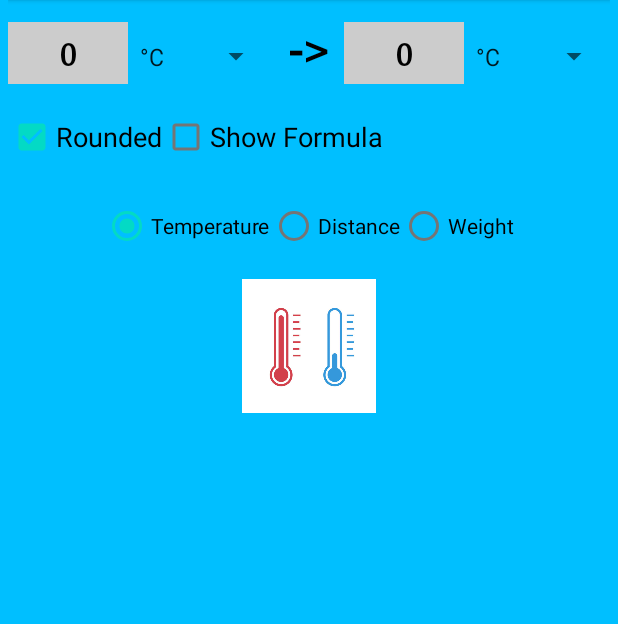
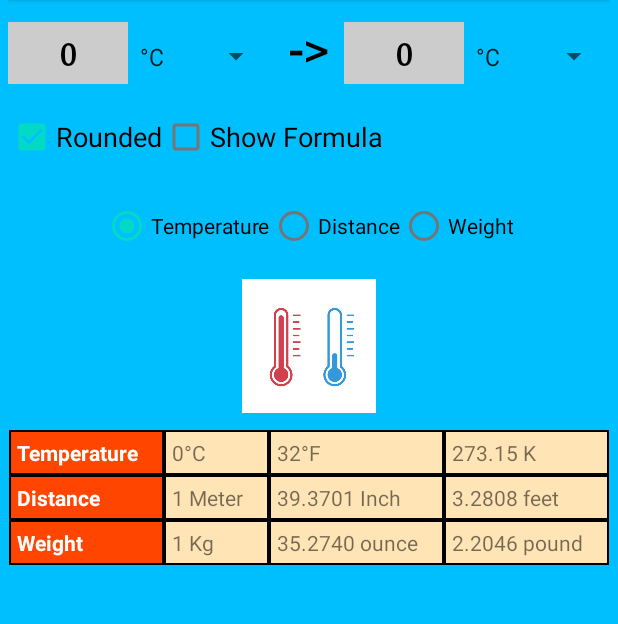
Before and after one commit to SpextrumSecurity/BasicAppX2, an Android app: the screen it shows after launch (MainActivity), on a phone screen of 412 x 824 dp, the part 251-875 px from its top. Run offline under Robolectric (Android 15) with nearby library versions, the phone set to English and light mode, and no system bars.

Commit message:
Drawable resource and Table layout - END OF A1 Practice

```diff
--- /dev/null
+++ b/app/src/main/res/drawable-v24/cell_style.xml
@@ -0,0 +1,13 @@
+<?xml version="1.0" encoding="utf-8"?>
+<shape
+        xmlns:android="http://schemas.android.com/apk/res/android"
+        android:shape= "rectangle"  >
+
+    <gradient
+        android:angle="90"
+        android:startColor="#FFE4B5"
+        android:centerColor="#FFE4B5"
+        android:endColor="#FFE4B5"
+        android:type="linear" />
+    <stroke android:width="1dp"  android:color="#000000"/>
+</shape>
--- /dev/null
+++ b/app/src/main/res/drawable-v24/header_style.xml
@@ -0,0 +1,12 @@
+<?xml version="1.0" encoding="utf-8"?>
+<shape
+        xmlns:android="http://schemas.android.com/apk/res/android"
+        android:shape= "rectangle"  >
+    <gradient
+        android:angle="90"
+        android:startColor="#FF4500"
+        android:centerColor="#FF4500"
+        android:endColor="#FF4500"
+        android:type="linear" />
+    <stroke android:width="1dp"  android:color="#000000"/>
+</shape>
--- a/app/src/main/res/layout/activity_main.xml
+++ b/app/src/main/res/layout/activity_main.xml
@@ -169,7 +169,113 @@
     <TableLayout
         android:id="@+id/table"
         android:layout_width="wrap_content"
-        android:layout_height="wrap_content">
+        android:layout_height="wrap_content"
+        android:layout_below="@id/img"
+        android:layout_centerHorizontal="true"
+        android:layout_marginTop="5pt"
+        android:stretchColumns="*">
+
+        <TableRow>
+            <TextView
+                android:id="@+id/tv11"
+                android:layout_width="wrap_content"
+                android:layout_height="wrap_content"
+                android:background="@drawable/header_style"
+                android:padding="5dp"
+                android:text="@string/rbTemp"
+                android:textColor="#FFFFFF"
+                android:textStyle="bold"/>
+
+            <TextView
+                android:id="@+id/tv12"
+                android:layout_width="wrap_content"
+                android:layout_height="wrap_content"
+                android:background="@drawable/cell_style"
+                android:padding="5dp"
+                android:text="0°C"/>
+
+            <TextView
+                android:id="@+id/tv13"
+                android:layout_width="wrap_content"
+                android:layout_height="wrap_content"
+                android:background="@drawable/cell_style"
+                android:padding="5dp"
+                android:text="32°F"/>
+
+            <TextView
+                android:id="@+id/tv14"
+                android:layout_width="wrap_content"
+                android:layout_height="wrap_content"
+                android:background="@drawable/cell_style"
+                android:padding="5dp"
+                android:text="273.15 K"/>
+        </TableRow>
+
+        <TableRow>
+            <TextView
+                android:id="@+id/tv21"
+                android:layout_width="wrap_content"
+                android:layout_height="wrap_content"
+                android:background="@drawable/header_style"
+                android:padding="5dp"
+                android:text="@string/rbDist"
+                android:textColor="#FFFFFF"
+                android:textStyle="bold"/>
+            <TextView
+                android:id="@+id/tv22"
+                android:layout_width="wrap_content"
+                android:layout_height="wrap_content"
+                android:background="@drawable/cell_style"
+                android:padding="5dp"
+                android:text="1 Meter"/>
+            <TextView
+                android:id="@+id/tv23"
+                android:layout_width="wrap_content"
+                android:layout_height="wrap_content"
+                android:background="@drawable/cell_style"
+                android:padding="5dp"
+                android:text="39.3701 Inch"/>
+            <TextView
+                android:id="@+id/tv24"
+                android:layout_width="wrap_content"
+                android:layout_height="wrap_content"
+                android:background="@drawable/cell_style"
+                android:padding="5dp"
+                android:text="3.2808 feet"/>
+        </TableRow>
+
+        <TableRow>
+            <TextView
+                android:id="@+id/tv31"
+                android:layout_width="wrap_content"
+                android:layout_height="wrap_content"
+                android:background="@drawable/header_style"
+                android:padding="5dp"
+                android:text="@string/rbWeight"
+                android:textColor="#FFFFFF"
+                android:textStyle="bold"/>
+            <TextView
+                android:id="@+id/tv32"
+                android:layout_width="wrap_content"
+                android:layout_height="wrap_content"
+                android:background="@drawable/cell_style"
+                android:padding="5dp"
+                android:text="1 Kg"/>
+            <TextView
+                android:id="@+id/tv33"
+                android:layout_width="wrap_content"
+                android:layout_height="wrap_content"
+                android:background="@drawable/cell_style"
+                android:padding="5dp"
+                android:text="35.2740 ounce"/>
+            <TextView
+                android:id="@+id/tv34"
+                android:layout_width="wrap_content"
+                android:layout_height="wrap_content"
+                android:background="@drawable/cell_style"
+                android:padding="5dp"
+                android:text="2.2046 pound"/>
+        </TableRow>
+
     </TableLayout>
-
 </RelativeLayout>
```
Also changed, not shown: 2 other files.
